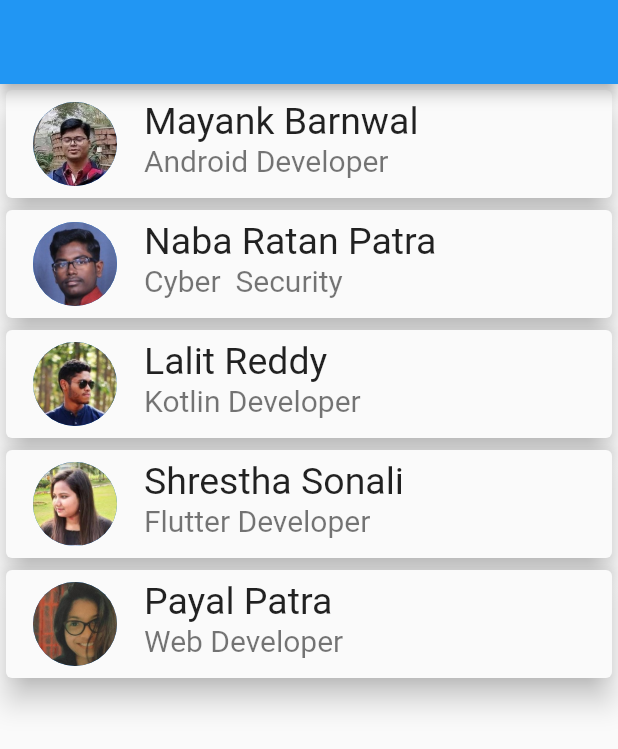
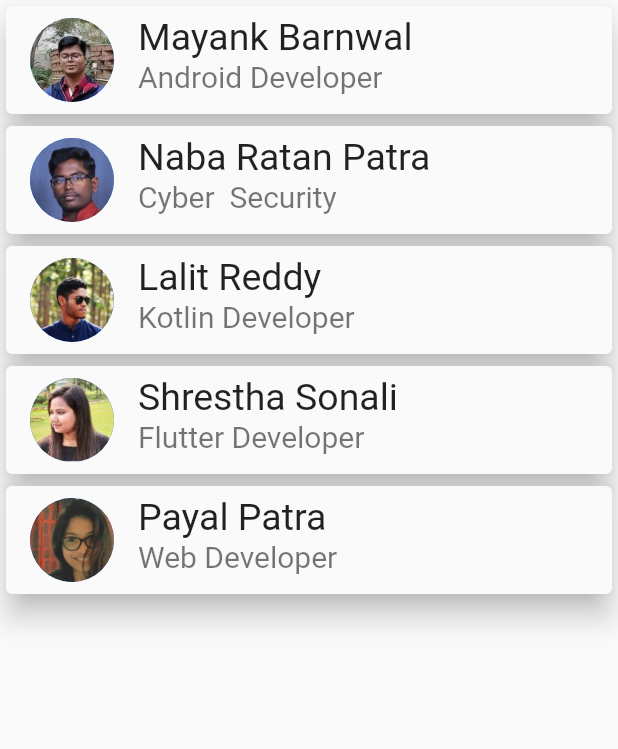
Before and after one commit to shrestha24/chat_application, a Flutter app: the AboutUs screen opened directly, on a phone screen of 412 x 824 dp. Shown: the top 749 px of the screen. Run offline on Flutter 3.47's test engine with Material 2 defaults, Android fonts, the phone set to English and light mode, and no system bars; our stand-ins replace bubble, camera, contacts_service, flutter_screenutil, flutter_spinkit, fluttertoast and 3 more; missing offline and left inert: encrypt; accounts and stored records are empty; generated files the repository leaves out were written again.

Commit message:
Finally Completed

```diff
--- a/lib/Screens/aboutus.dart
+++ b/lib/Screens/aboutus.dart
@@ -5,7 +5,7 @@ class AboutUs extends StatelessWidget {
   @override
   Widget build(BuildContext context) {
     return Scaffold(
-      appBar: AppBar(),
+
       body: ListView.builder(
         itemCount: mlist.length,
         itemBuilder: (context,index){
@@ -13,7 +13,7 @@ class AboutUs extends StatelessWidget {
             elevation: 8,
             child: ListTile(
               leading: CircleAvatar(
-                radius:30 ,backgroundImage: AssetImage(mlist[index].image),),
+                radius:28  ,backgroundImage: AssetImage(mlist[index].image),),
               title: Text(mlist[index].name,style: TextStyle(fontSize: 25),),
               subtitle: Text(mlist[index].speciality,style: TextStyle(fontSize: 20),),
 
--- a/lib/Screens/splash.dart
+++ b/lib/Screens/splash.dart
@@ -14,9 +14,9 @@ class _SplashScreenState extends State<SplashScreen> {
   void initState() {
 
     super.initState();
-   /*Timer(Duration(seconds: 3),()async{
+   Timer(Duration(seconds: 3),()async{
      Navigator.push(context, new MaterialPageRoute(builder: (context)=>MainHomeScreen()));
-   });*/
+   });
 
   }
   @override
--- a/lib/main.dart
+++ b/lib/main.dart
@@ -40,7 +40,7 @@ class MyApp extends StatelessWidget {
         cardColor: Color.fromRGBO(250, 250, 250, 1.0),
         accentColor: Color.fromRGBO(236, 229, 221, 1.0),
       ),
-      home:AboutUs(),
+      home:SplashScreen(),
     );
   }
 }
```
